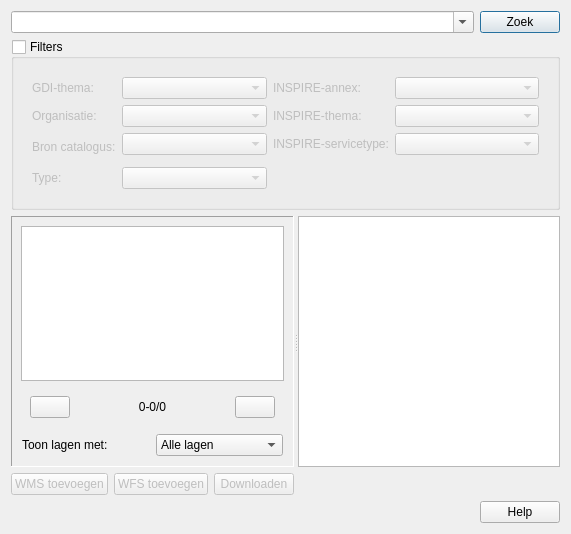
Before: the Qt Designer form ui_geopunt4QgisDataCatalog.ui in warrieka/geopunt4Qgis, drawn with Qt 5.
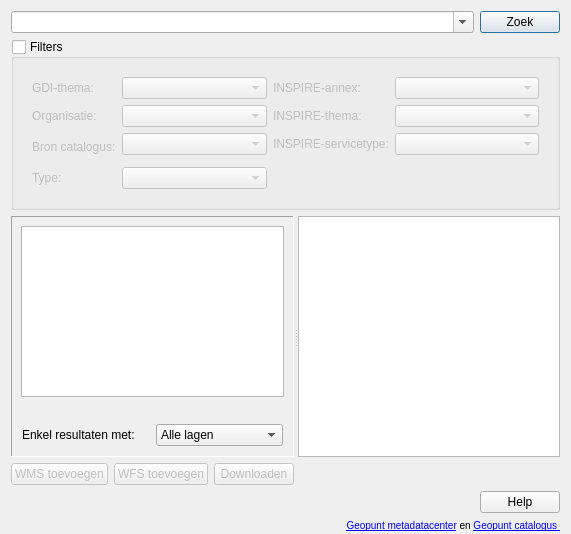
After: the same form once the commit is applied. Icons and pictures are not drawn.

Commit message: change datacatalog to get all data at once

Diff of the .ui file:
```diff
--- a/ui_geopunt4QgisDataCatalog.ui
+++ b/ui_geopunt4QgisDataCatalog.ui
@@ -24,6 +24,9 @@
     <normaloff>:/plugins/geopunt4Qgis/images/geopuntDataCatalogusSmall.png</normaloff>:/plugins/geopunt4Qgis/images/geopuntDataCatalogusSmall.png</iconset>
   </property>
   <layout class="QVBoxLayout" name="verticalLayout">
+   <property name="bottomMargin">
+    <number>2</number>
+   </property>
    <item>
     <layout class="QHBoxLayout" name="horizontalLayout">
      <item>
@@ -396,59 +399,19 @@
         </widget>
        </item>
        <item>
-        <widget class="QWidget" name="pagingWgt" native="true">
-         <layout class="QHBoxLayout" name="horizontalLayout_3">
-          <item>
-           <widget class="QPushButton" name="pagePrvBtn">
-            <property name="text">
-             <string/>
-            </property>
-            <property name="icon">
-             <iconset resource="resources.qrc">
-              <normaloff>:/plugins/geopunt4Qgis/images/previous.png</normaloff>:/plugins/geopunt4Qgis/images/previous.png</iconset>
-            </property>
-            <property name="iconSize">
-             <size>
-              <width>12</width>
-              <height>12</height>
-             </size>
-            </property>
-           </widget>
-          </item>
-          <item>
-           <widget class="QLabel" name="pageLbl">
-            <property name="sizePolicy">
-             <sizepolicy hsizetype="MinimumExpanding" vsizetype="Preferred">
-              <horstretch>0</horstretch>
-              <verstretch>0</verstretch>
-             </sizepolicy>
-            </property>
-            <property name="text">
-             <string>0-0/0</string>
-            </property>
-            <property name="alignment">
-             <set>Qt::AlignCenter</set>
-            </property>
-           </widget>
-          </item>
-          <item>
-           <widget class="QPushButton" name="pageNextBtn">
-            <property name="text">
-             <string/>
-            </property>
-            <property name="icon">
-             <iconset resource="resources.qrc">
-              <normaloff>:/plugins/geopunt4Qgis/images/next.png</normaloff>:/plugins/geopunt4Qgis/images/next.png</iconset>
-            </property>
-            <property name="iconSize">
-             <size>
-              <width>12</width>
-              <height>12</height>
-             </size>
-            </property>
-           </widget>
-          </item>
-         </layout>
+        <widget class="QLabel" name="countLbl">
+         <property name="sizePolicy">
+          <sizepolicy hsizetype="MinimumExpanding" vsizetype="Preferred">
+           <horstretch>0</horstretch>
+           <verstretch>0</verstretch>
+          </sizepolicy>
+         </property>
+         <property name="text">
+          <string/>
+         </property>
+         <property name="alignment">
+          <set>Qt::AlignCenter</set>
+         </property>
         </widget>
        </item>
        <item>
@@ -466,7 +429,7 @@
           <item>
            <widget class="QLabel" name="label">
             <property name="text">
-             <string>Toon lagen met:</string>
+             <string>Enkel resultaten met:</string>
             </property>
            </widget>
           </item>
@@ -586,17 +549,17 @@
    <item>
     <layout class="QHBoxLayout" name="horizontalLayout_4">
      <item>
-      <widget class="QLabel" name="msgLbl">
-       <property name="sizePolicy">
-        <sizepolicy hsizetype="MinimumExpanding" vsizetype="Preferred">
-         <horstretch>0</horstretch>
-         <verstretch>0</verstretch>
-        </sizepolicy>
+      <spacer name="horizontalSpacer_2">
+       <property name="orientation">
+        <enum>Qt::Horizontal</enum>
        </property>
-       <property name="text">
-        <string/>
+       <property name="sizeHint" stdset="0">
+        <size>
+         <width>40</width>
+         <height>20</height>
+        </size>
        </property>
-      </widget>
+      </spacer>
      </item>
      <item>
       <widget class="QDialogButtonBox" name="buttonBox">
@@ -616,6 +579,29 @@
      </item>
     </layout>
    </item>
+   <item>
+    <widget class="QLabel" name="msgLbl">
+     <property name="sizePolicy">
+      <sizepolicy hsizetype="MinimumExpanding" vsizetype="Preferred">
+       <horstretch>0</horstretch>
+       <verstretch>0</verstretch>
+      </sizepolicy>
+     </property>
+     <property name="text">
+      <string>&lt;html&gt;&lt;head/&gt;
+&lt;body&gt;
+&lt;span style=&quot; font-size:small;&quot;&gt;
+&lt;a href=&quot;https://metadata.geopunt.be&quot;&gt;
+Geopunt metadatacenter&lt;/a&gt; en 
+&lt;a href=&quot;http://www.geopunt.be/catalogus&quot;&gt;Geopunt catalogus &lt;/a&gt; 
+&lt;/span&gt;
+&lt;/body&gt;&lt;/html&gt;</string>
+     </property>
+     <property name="alignment">
+      <set>Qt::AlignBottom|Qt::AlignRight|Qt::AlignTrailing</set>
+     </property>
+    </widget>
+   </item>
   </layout>
   <action name="addWMSaction">
    <property name="text">
```
Left out of the diff: 2 changed lines with no effect on the pictures. The commit also changes 8 other files.
